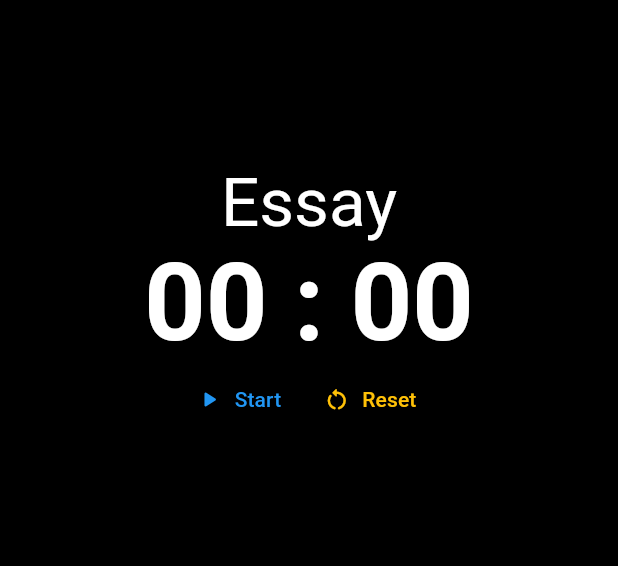
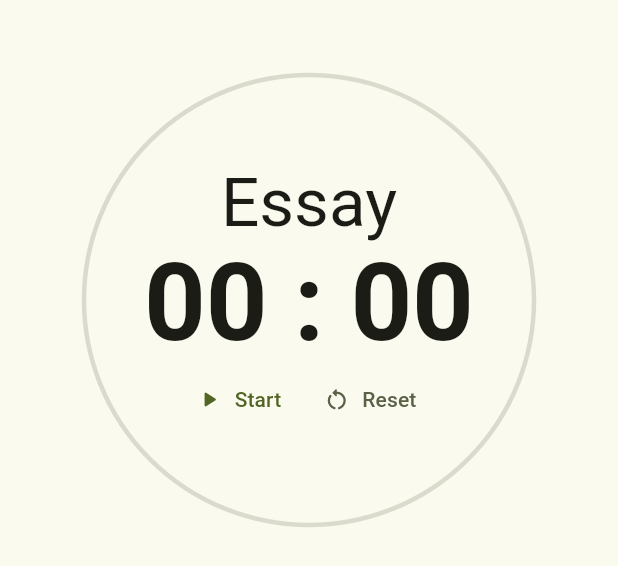
Before and after one commit to dvirberlo/psychoclock_flutter, a Flutter app: the HomeView widget shown alone on an empty page, opened directly, on a phone screen of 412 x 824 dp. Shown: the top 566 px of the screen. Run offline on Flutter 3.47's test engine with Material 2 defaults, Android fonts, the phone set to English and light mode, and no system bars; our stand-ins replace audioplayers, rxdart, shared_preferences, visibility_detector, wakelock; missing offline and left inert: flutter_adaptive_scaffold; accounts and stored records are empty.

Commit message:
feat: new light and dark themes, based on system's theme mode

```diff
--- a/lib/app/views/home_view.dart
+++ b/lib/app/views/home_view.dart
@@ -72,8 +72,10 @@ class HomeView extends StatelessWidget {
                       height: 300,
                       child: CircularProgressIndicator(
                         value: progressFraction,
-                        backgroundColor:
-                            Theme.of(context).primaryColor.withOpacity(0.2),
+                        backgroundColor: Theme.of(context)
+                            .colorScheme
+                            .secondary
+                            .withOpacity(0.2),
                         strokeWidth: 3,
                       ),
                     ),
--- a/lib/core/theme/theme.dart
+++ b/lib/core/theme/theme.dart
@@ -1,73 +1,94 @@
 import 'package:flutter/material.dart';
 
-const primary = Colors.blue;
-const secondary = Colors.amber;
-const error = Colors.red;
-const surface = Colors.black;
-const text = Colors.white;
-const textDark = Colors.black;
-final appDarkTheme = ThemeData(
-  useMaterial3: true,
-  primarySwatch: primary,
+class AppTheme {
+  static const _buttonShape = RoundedRectangleBorder(
+    borderRadius: BorderRadius.all(Radius.circular(10)),
+  );
+
+  static const _contrast0 = Color.fromARGB(255, 0, 0, 0);
+  static const _contrast1 = Color.fromARGB(255, 255, 255, 255);
+
+  static ThemeData _generateTheme(ThemeData coloredTheme) {
+    final colors = coloredTheme.colorScheme;
+    final halfPrime = colors.primary.withOpacity(0.5);
+    final Color black, onBlack;
+    switch (coloredTheme.brightness) {
+      case Brightness.dark:
+        black = Color.alphaBlend(_contrast0.withOpacity(0.9), colors.primary);
+        onBlack = _contrast1;
+        break;
+      case Brightness.light:
+        black = Color.alphaBlend(_contrast1.withOpacity(0.9), colors.primary);
+        onBlack = _contrast0;
+        break;
+    }
+    return coloredTheme.copyWith(
       visualDensity: VisualDensity.adaptivePlatformDensity,
-  fontFamily: 'Roboto',
-  textTheme: const TextTheme(
-    headline1: TextStyle(fontSize: 72.0, fontWeight: FontWeight.bold),
-    headline6: TextStyle(fontSize: 36.0, fontStyle: FontStyle.italic),
-    bodyText2: TextStyle(fontSize: 14.0, fontFamily: 'Hind'),
+      textTheme: coloredTheme.textTheme.copyWith(
+        headline1: coloredTheme.textTheme.headline1
+            ?.copyWith(fontSize: 72.0, fontWeight: FontWeight.bold),
+        headline6: coloredTheme.textTheme.headline6
+            ?.copyWith(fontSize: 36.0, fontStyle: FontStyle.italic),
+        bodyText2: coloredTheme.textTheme.bodyText2
+            ?.copyWith(fontSize: 14.0, fontFamily: 'Hind'),
       ),
-  iconTheme: const IconThemeData(color: text),
-  colorScheme: const ColorScheme.dark(
-    primary: primary,
-    secondary: secondary,
-    error: error,
-    surface: surface,
-    background: surface,
-    onPrimary: textDark,
-    onSecondary: textDark,
-    onError: text,
-    onSurface: text,
-    onBackground: text,
+      buttonTheme: ButtonThemeData(
+        buttonColor: colors.primary,
+        textTheme: ButtonTextTheme.primary,
+        shape: _buttonShape,
       ),
-  buttonTheme: const ButtonThemeData(
-    buttonColor: primary,
-    textTheme: ButtonTextTheme.primary,
-    shape: RoundedRectangleBorder(
-      borderRadius: BorderRadius.all(Radius.circular(10)),
-    ),
-  ),
-  bottomNavigationBarTheme: const BottomNavigationBarThemeData(
-    backgroundColor: surface,
-    selectedItemColor: primary,
-    unselectedItemColor: text,
+      bottomNavigationBarTheme: BottomNavigationBarThemeData(
+        selectedItemColor: colors.primary,
         showUnselectedLabels: true,
         showSelectedLabels: true,
+        backgroundColor: black,
+        unselectedItemColor: onBlack,
       ),
-  navigationRailTheme: const NavigationRailThemeData(
-    backgroundColor: surface,
-    indicatorColor: primary,
-    selectedIconTheme: IconThemeData(color: primary),
-    unselectedIconTheme: IconThemeData(color: text),
-    selectedLabelTextStyle: TextStyle(color: text),
-    unselectedLabelTextStyle: TextStyle(color: text),
+      navigationRailTheme: NavigationRailThemeData(
+        backgroundColor: colors.surface,
+        indicatorColor: halfPrime,
+        // TODO: the material adaptive scaffold has some issues with the theming of the navigation rail
+        // unselectedLabelTextStyle: TextStyle(color: colors.onSurface, fontSize: 21),
+        unselectedLabelTextStyle: TextStyle(color: colors.onSurface),
         labelType: NavigationRailLabelType.selected,
       ),
       switchTheme: SwitchThemeData(
         thumbColor: MaterialStateProperty.resolveWith<Color>(
           (Set<MaterialState> states) {
             if (states.contains(MaterialState.selected)) {
-          return primary;
+              return colors.primary;
             }
-        return text;
+            return colors.onSurface;
           },
         ),
         trackColor: MaterialStateProperty.resolveWith<Color>(
           (Set<MaterialState> states) {
             if (states.contains(MaterialState.selected)) {
-          return primary.withOpacity(0.5);
+              return halfPrime;
             }
-        return text.withOpacity(0.5);
+            return colors.onSurface.withOpacity(0.5);
           },
         ),
       ),
     );
+  }
+
+  static final dark = _generateTheme(_darkColors);
+  static final light = _generateTheme(_lightColors);
+
+// rgb of #a8d800 is 168, 216, 0
+  // static const _appColor = Color.fromARGB(255, 204, 255, 0);
+  static const _appColor = Color.fromARGB(255, 168, 216, 0);
+  static final _darkColors = ThemeData(
+    fontFamily: 'Roboto',
+    colorSchemeSeed: _appColor,
+    brightness: Brightness.dark,
+    useMaterial3: true,
+  );
+  static final _lightColors = ThemeData(
+    fontFamily: 'Roboto',
+    colorSchemeSeed: _appColor,
+    brightness: Brightness.light,
+    useMaterial3: true,
+  );
+}
--- a/lib/main.dart
+++ b/lib/main.dart
@@ -14,7 +14,9 @@ class MyApp extends StatelessWidget {
   Widget build(BuildContext context) {
     return MaterialApp(
       title: 'PsychoClock',
-      theme: appDarkTheme,
+      theme: AppTheme.light,
+      darkTheme: AppTheme.dark,
+      themeMode: ThemeMode.system,
       initialRoute: '/',
       onGenerateRoute: (settings) {
         return AppPageRoute(
```
Lines whose indentation alone changed are shown as unchanged.
